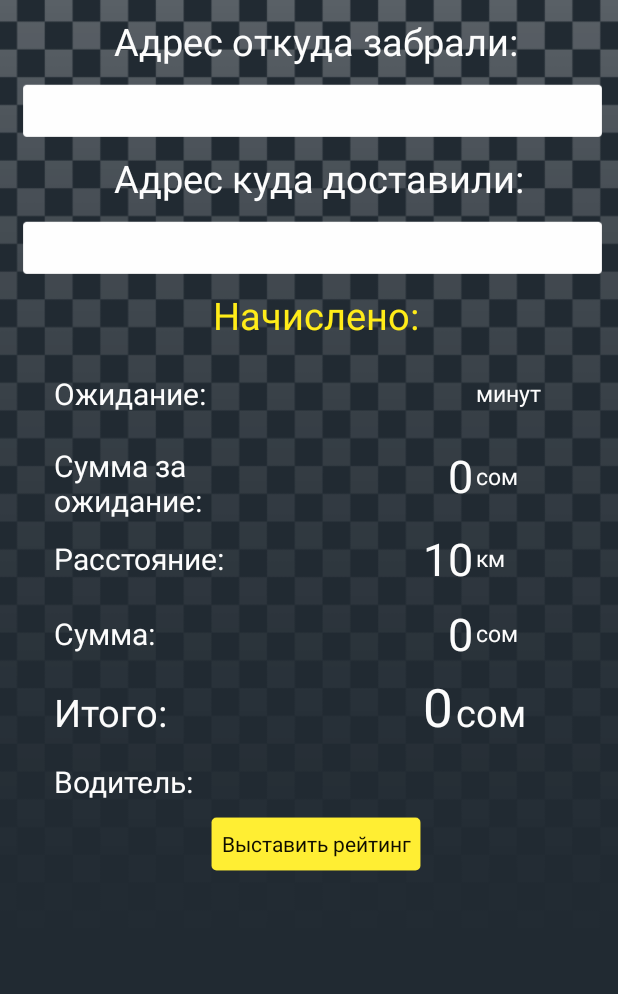
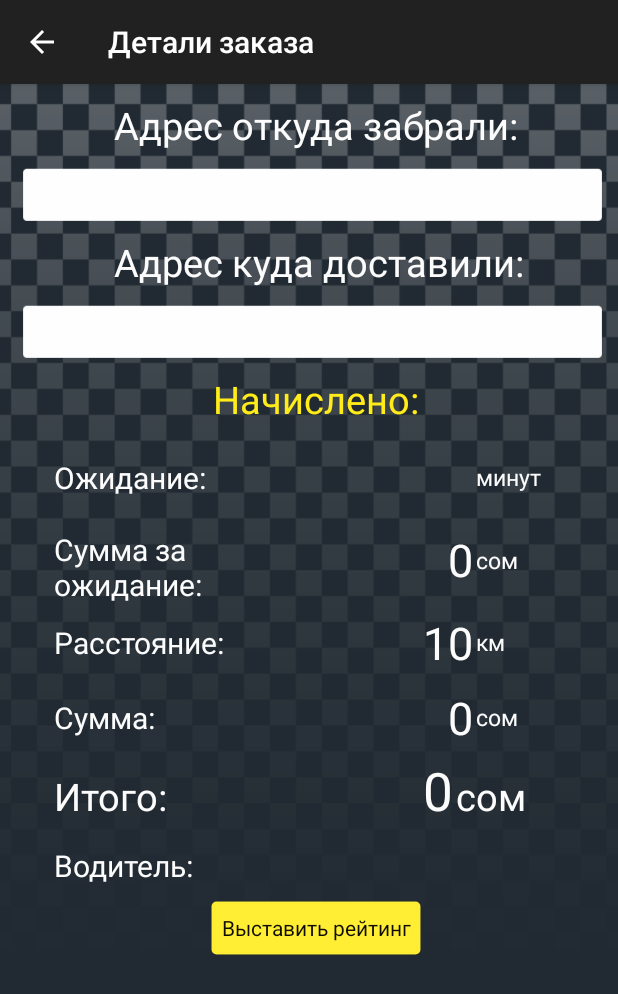
Before and after one commit to Danziamo/taxic, an Android app: the OrderDetailsActivity screen opened directly, with no data from a screen before it, on a phone screen of 412 x 824 dp. Shown: the top 994 px of the screen. Run offline under Robolectric (Android 15) with nearby library versions, the phone set to English and light mode, and no system bars; libraries missing offline, so code that uses them is left out: cn.pedant, com.crashlytics.android, io.fabric.sdk; 13 statements that could not run were skipped.

Commit message:
Adding actionbar in OrderDetailsActivity

```diff
--- a/app/src/main/AndroidManifest.xml
+++ b/app/src/main/AndroidManifest.xml
@@ -134,6 +134,7 @@
             android:name=".OrderDetailsActivity"
             android:screenOrientation="portrait"
             android:label="@string/title_activity_order_details"
+            android:theme="@style/ActionBarTheme"
             android:windowSoftInputMode="stateUnchanged|stateHidden|adjustPan">
         </activity>
 
--- a/app/src/main/java/taxi/city/citytaxiclient/OrderDetailsActivity.java
+++ b/app/src/main/java/taxi/city/citytaxiclient/OrderDetailsActivity.java
@@ -6,6 +6,7 @@ import android.os.Bundle;
 import android.view.Menu;
 import android.view.MenuItem;
 import android.widget.Toast;
+import android.support.v4.app.Fragment;
 
 import taxi.city.citytaxiclient.core.User;
 import taxi.city.citytaxiclient.utils.Helper;
@@ -18,8 +19,7 @@ public class OrderDetailsActivity extends ActionBarActivity {
         super.onCreate(savedInstanceState);
 
         User user = User.getInstance();
-        if (user == null || user.id == 0)
-        {
+        if (user == null || user.id == 0) {
             Helper.getPreferences(this);
             if (user == null || user.id == 0) {
                 Toast.makeText(getApplicationContext(), "Сессия вышла, пожалуйста перезайдите", Toast.LENGTH_LONG).show();
@@ -31,7 +31,7 @@ public class OrderDetailsActivity extends ActionBarActivity {
 
         setContentView(R.layout.activity_order_details);
         if (savedInstanceState == null) {
-            getFragmentManager().beginTransaction()
+            getSupportFragmentManager().beginTransaction()
                     .add(R.id.container, new OrderDetailsActivityFragment())
                     .commit();
         }
--- a/app/src/main/java/taxi/city/citytaxiclient/OrderDetailsActivityFragment.java
+++ b/app/src/main/java/taxi/city/citytaxiclient/OrderDetailsActivityFragment.java
@@ -3,7 +3,7 @@ package taxi.city.citytaxiclient;
 import android.app.FragmentTransaction;
 import android.content.Intent;
 import android.os.AsyncTask;
-import android.app.Fragment;
+import android.support.v4.app.Fragment;
 import android.os.Bundle;
 import android.app.FragmentManager;
 import android.view.LayoutInflater;
@@ -13,6 +13,7 @@ import android.widget.Button;
 import android.widget.EditText;
 import android.widget.TextView;
 import android.widget.Toast;
+import android.support.v7.app.ActionBarActivity;
 
 import com.google.android.gms.analytics.HitBuilders;
 
@@ -49,6 +50,9 @@ public class OrderDetailsActivityFragment extends Fragment {
                              Bundle savedInstanceState) {
         View rootView = inflater.inflate(R.layout.fragment_order_details, container, false);
         order = Order.getInstance();
+
+     //   getActivity().getSupportActionBar().setDisplayShowHomeEnabled(true);
+        ((ActionBarActivity)getActivity()).getSupportActionBar().setDisplayHomeAsUpEnabled(true);
 
         Intent intent = getActivity().getIntent();
         orderDetail = (OrderDetail)intent.getExtras().getSerializable("DATA");
```
Also changed, not shown: app/src/main/java/taxi/city/citytaxiclient/tasks/UserLoginTask.java (+11 -2 lines).
